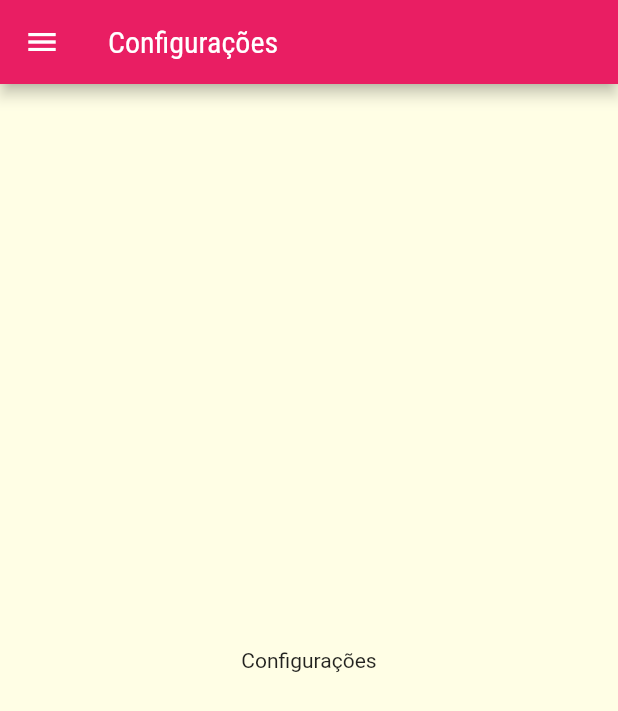
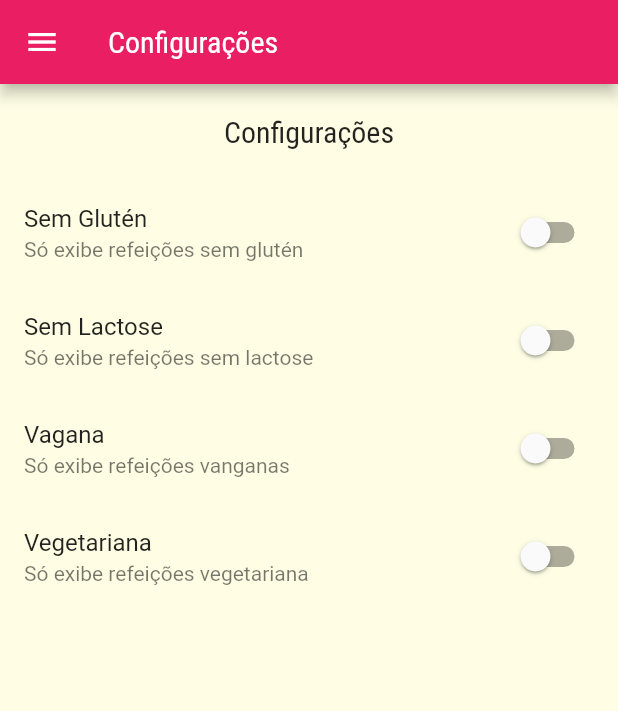
Before and after one commit to felixvicent/meals, a Flutter app: the SettingsScreen screen opened by its route, on a phone screen of 412 x 824 dp. Shown: the top 711 px of the screen. Run offline on Flutter 3.47's test engine with Material 2 defaults, Android fonts, the phone set to English and light mode, and no system bars.

Commit message:
Add switch to SettingsScreen

```diff
--- /dev/null
+++ b/lib/models/settings.dart
@@ -0,0 +1,13 @@
+class Settings {
+  bool isGlutenFree;
+  bool isLactoseFree;
+  bool isVegan;
+  bool isVegetarian;
+
+  Settings({
+    required this.isGlutenFree,
+    required this.isLactoseFree,
+    required this.isVegan,
+    required this.isVegetarian,
+  });
+}
--- a/lib/screens/settings_screen.dart
+++ b/lib/screens/settings_screen.dart
@@ -2,8 +2,35 @@
 
 import 'package:flutter/material.dart';
 import 'package:meals/components/main_drawer.dart';
+import 'package:meals/models/settings.dart';
 
-class SettingsScreen extends StatelessWidget {
+class SettingsScreen extends StatefulWidget {
+  @override
+  State<SettingsScreen> createState() => _SettingsScreenState();
+}
+
+class _SettingsScreenState extends State<SettingsScreen> {
+  var settings = Settings(
+    isVegetarian: false,
+    isGlutenFree: false,
+    isLactoseFree: false,
+    isVegan: false,
+  );
+
+  Widget _createSwitch(
+    String title,
+    String subtitle,
+    bool value,
+    void Function(bool)? onChanged,
+  ) {
+    return SwitchListTile.adaptive(
+      title: Text(title),
+      subtitle: Text(subtitle),
+      value: value,
+      onChanged: onChanged,
+    );
+  }
+
   @override
   Widget build(BuildContext context) {
     return Scaffold(
@@ -11,10 +38,46 @@ class SettingsScreen extends StatelessWidget {
         title: Text('Configurações'),
       ),
       drawer: MainDrawer(),
-      body: Center(
-        child: Text(
-          'Configurações',
-        ),
+      body: Column(
+        children: [
+          Container(
+            padding: EdgeInsets.all(20),
+            child: Text(
+              'Configurações',
+              style: Theme.of(context).textTheme.headline6,
+            ),
+          ),
+          Expanded(
+            child: ListView(
+              children: [
+                _createSwitch(
+                  'Sem Glutén',
+                  'Só exibe refeições sem glutén',
+                  settings.isGlutenFree,
+                  (value) => setState(() => settings.isGlutenFree = value),
+                ),
+                _createSwitch(
+                  'Sem Lactose',
+                  'Só exibe refeições sem lactose',
+                  settings.isLactoseFree,
+                  (value) => setState(() => settings.isLactoseFree = value),
+                ),
+                _createSwitch(
+                  'Vagana',
+                  'Só exibe refeições vanganas',
+                  settings.isVegan,
+                  (value) => setState(() => settings.isVegan = value),
+                ),
+                _createSwitch(
+                  'Vegetariana',
+                  'Só exibe refeições vegetariana',
+                  settings.isVegetarian,
+                  (value) => setState(() => settings.isVegetarian = value),
+                ),
+              ],
+            ),
+          )
+        ],
       ),
     );
   }
```
